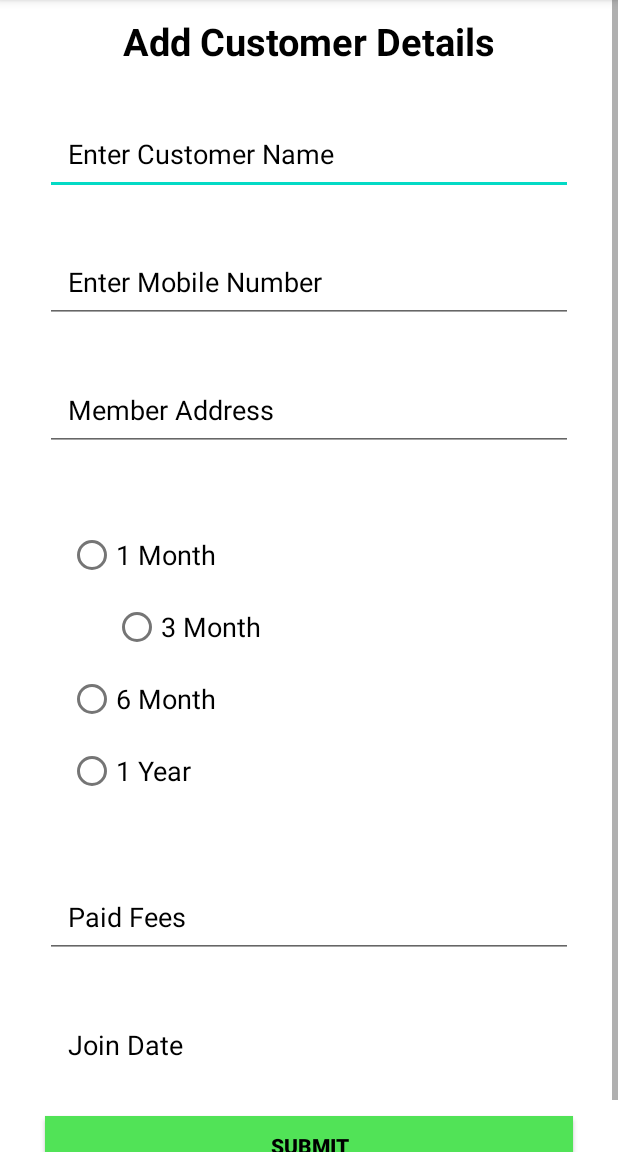
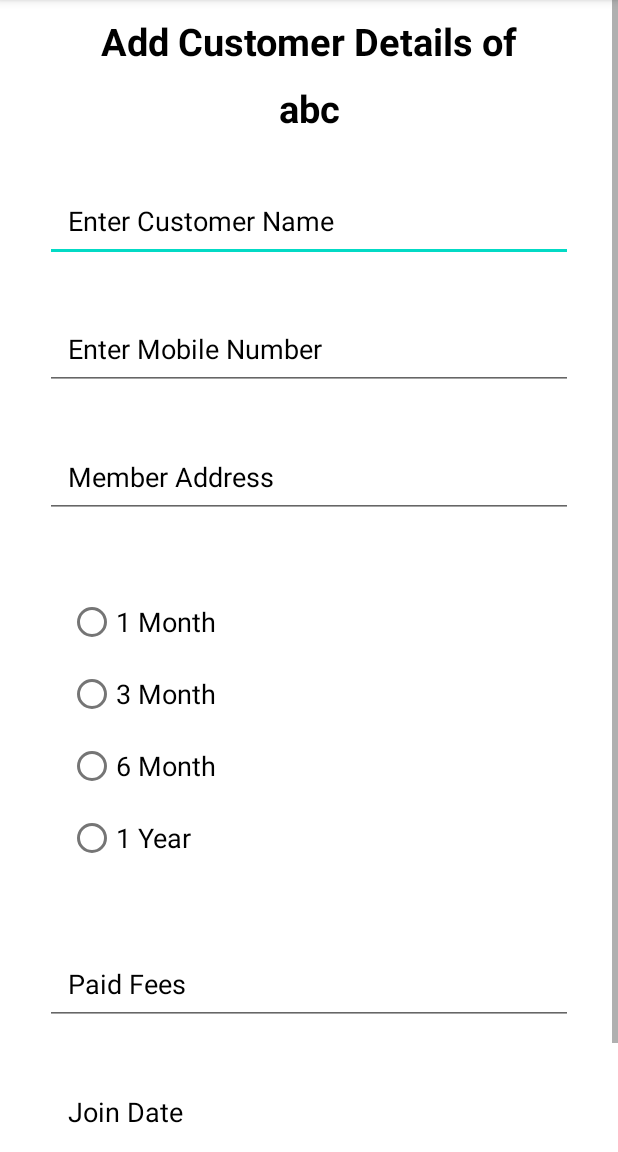
Before and after one commit to Rohancp29/AdminApp, an Android app: the Add_customer screen opened directly, with no data from a screen before it, on a phone screen of 412 x 824 dp, the part 84-1236 px from its top. Run offline under Robolectric (Android 15) with nearby library versions, the phone set to English and light mode, and no system bars; our stand-ins replace Firebase (no records; nobody signed in at launch, a user with empty details on screens opened directly).

Commit message:
first commit

```diff
--- a/app/src/main/java/com/technolite/adminapp/Add_customer.java
+++ b/app/src/main/java/com/technolite/adminapp/Add_customer.java
@@ -2,13 +2,35 @@ package com.technolite.adminapp;
 
 import androidx.appcompat.app.AppCompatActivity;
 
+import android.annotation.SuppressLint;
 import android.os.Bundle;
+import android.widget.EditText;
+import android.widget.TextView;
+
+import com.google.firebase.database.FirebaseDatabase;
 
 public class Add_customer extends AppCompatActivity {
 
+    TextView productName;
+    EditText custName, custMob, custAddress, custPayment;
+
+
+
+    @SuppressLint("MissingInflatedId")
     @Override
     protected void onCreate(Bundle savedInstanceState) {
         super.onCreate(savedInstanceState);
         setContentView(R.layout.activity_add_customer);
+
+        productName = findViewById(R.id.product_name);
+
+        custName = findViewById(R.id.cname);
+        custMob = findViewById(R.id.cnumber);
+        custAddress = findViewById(R.id.caddress);
+        custPayment = findViewById(R.id.cpayment);
+
+
+
+
     }
 }
--- a/app/src/main/java/com/technolite/adminapp/MainActivity.java
+++ b/app/src/main/java/com/technolite/adminapp/MainActivity.java
@@ -146,10 +146,12 @@ public class MainActivity extends AppCompatActivity {
                 StorageReference imageRef = storageRef.child("images/" + UUID.randomUUID().toString() + ".jpg");
                 imageView.setDrawingCacheEnabled(true);
                 imageView.buildDrawingCache();
+
                 Bitmap bitmap = ((BitmapDrawable) imageView.getDrawable()).getBitmap();
                 ByteArrayOutputStream baos = new ByteArrayOutputStream();
                 bitmap.compress(Bitmap.CompressFormat.JPEG, 100, baos);
                 byte[] data = baos.toByteArray();
+
                 UploadTask uploadTask = imageRef.putBytes(data);
                 uploadTask.addOnSuccessListener(new OnSuccessListener<UploadTask.TaskSnapshot>() {
                     @Override
--- a/app/src/main/java/com/technolite/adminapp/View_customer.java
+++ b/app/src/main/java/com/technolite/adminapp/View_customer.java
@@ -29,7 +29,6 @@ public class View_customer extends AppCompatActivity {
             }
         });
 
-
         // Retrieve the title from the intent extras
         String titlev = getIntent().getStringExtra("title");
         TextView title=findViewById(R.id.titlev);
@@ -37,6 +36,5 @@ public class View_customer extends AppCompatActivity {
         // Set the title to the TextView
         title.setText(titlev);
 
-
     }
 }
--- a/app/src/main/res/layout/activity_add_customer.xml
+++ b/app/src/main/res/layout/activity_add_customer.xml
@@ -21,7 +21,7 @@
 
         <LinearLayout
             android:layout_width="match_parent"
-            android:layout_height="match_parent"
+            android:layout_height="wrap_content"
             android:orientation="vertical"
 
             android:gravity="center">
@@ -30,14 +30,25 @@
             <TextView
                 android:layout_width="match_parent"
                 android:layout_height="wrap_content"
-                android:text="Add Customer Details"
+                android:text="Add Customer Details of"
                 android:textColor="@color/black"
-                android:textSize="25dp"
+                android:textSize="25sp"
                 android:textStyle="bold"
                 android:layout_marginTop="10dp"
                 android:layout_gravity="center"
                 android:gravity="center">
             </TextView>
+            <TextView
+                android:id="@+id/product_name"
+                android:layout_width="match_parent"
+                android:layout_height="wrap_content"
+                android:text="abc"
+                android:textColor="@color/black"
+                android:textSize="25sp"
+                android:textStyle="bold"
+                android:layout_marginTop="10dp"
+                android:layout_gravity="center"
+                android:gravity="center"/>
             <EditText
                 android:id="@+id/cname"
                 android:layout_width="match_parent"
@@ -47,7 +58,7 @@
                 android:padding="15dp"
                 android:hint="Enter Customer Name"
                 android:inputType="textPersonName"
-                android:textSize="18dp"
+                android:textSize="18sp"
                 android:textColorHint="@color/black"
                 android:textColor="@color/black"
                 />
@@ -60,10 +71,9 @@
                 android:layout_height="wrap_content"
                 android:layout_marginHorizontal="30dp"
                 android:layout_marginTop="30dp"
-
                 android:padding="15dp"
                 android:ems="10"
-                android:textSize="18dp"
+                android:textSize="18sp"
                 android:hint="Enter Mobile Number"
                 android:inputType="textPersonName"
                 android:textColorHint="@color/black"
@@ -80,7 +90,7 @@
                 android:layout_marginHorizontal="30dp"
                 android:layout_marginTop="30dp"
                 android:padding="15dp"
-                android:textSize="18dp"
+                android:textSize="18sp"
                 android:hint="Member Address"
                 android:textColorHint="@color/black"
                 android:textColor="@color/black"
@@ -103,7 +113,7 @@
                     android:layout_width="wrap_content"
                     android:layout_height="wrap_content"
                     android:textColor="@color/black"
-                    android:textSize="18dp"
+                    android:textSize="18sp"
                     android:text="1 Month"/>
 
                 <RadioButton
@@ -111,15 +121,14 @@
                     android:layout_width="wrap_content"
                     android:layout_height="wrap_content"
                     android:textColor="@color/black"
-                    android:layout_marginLeft="30dp"
-                    android:textSize="18dp"
+                    android:textSize="18sp"
                     android:text="3 Month"/>
                 <RadioButton
                     android:id="@+id/cmonth6"
                     android:layout_width="wrap_content"
                     android:layout_height="wrap_content"
                     android:textColor="@color/black"
-                    android:textSize="18dp"
+                    android:textSize="18sp"
                     android:text="6 Month"/>
 
                 <RadioButton
@@ -127,7 +136,7 @@
                     android:layout_width="wrap_content"
                     android:layout_height="wrap_content"
                     android:textColor="@color/black"
-                    android:textSize="18dp"
+                    android:textSize="18sp"
                     android:text="1 Year"/>
 
             </RadioGroup>
@@ -139,7 +148,7 @@
                 android:layout_marginTop="30dp"
                 android:padding="15dp"
                 android:hint="Paid Fees"
-                android:textSize="18dp"
+                android:textSize="18sp"
                 android:inputType="number"
                 android:textColorHint="@color/black"
                 android:textColor="@color/black"
@@ -158,7 +167,7 @@
                 android:layout_marginTop="30dp"
                 android:padding="15dp"
                 android:hint="Join Date"
-                android:textSize="18dp"
+                android:textSize="18sp"
                 android:textColorHint="@color/black"
                 android:textColor="@color/black"
                 android:elevation="10dp"
--- a/app/src/main/res/layout/activity_view_customer.xml
+++ b/app/src/main/res/layout/activity_view_customer.xml
@@ -21,7 +21,6 @@
         android:layout_margin="20dp"
         android:layout_width="150dp"
         android:layout_height="30dp"/>
-
 
         <ImageView
             android:id="@+id/filter"
```
Lines whose indentation alone changed are shown as unchanged.
